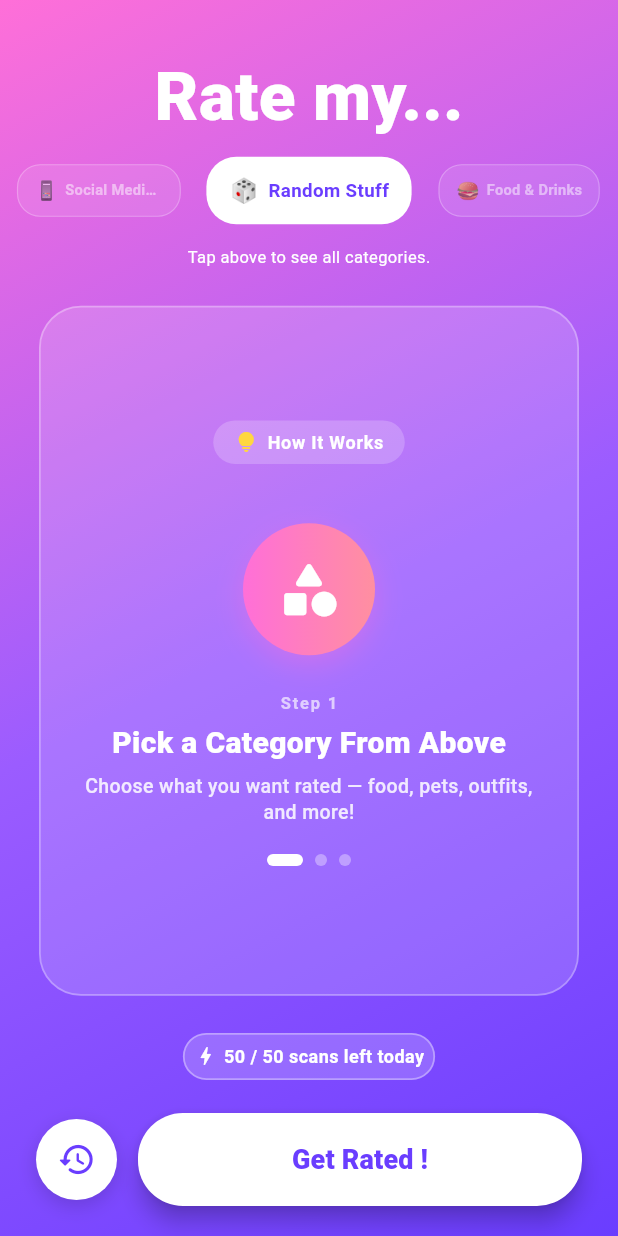
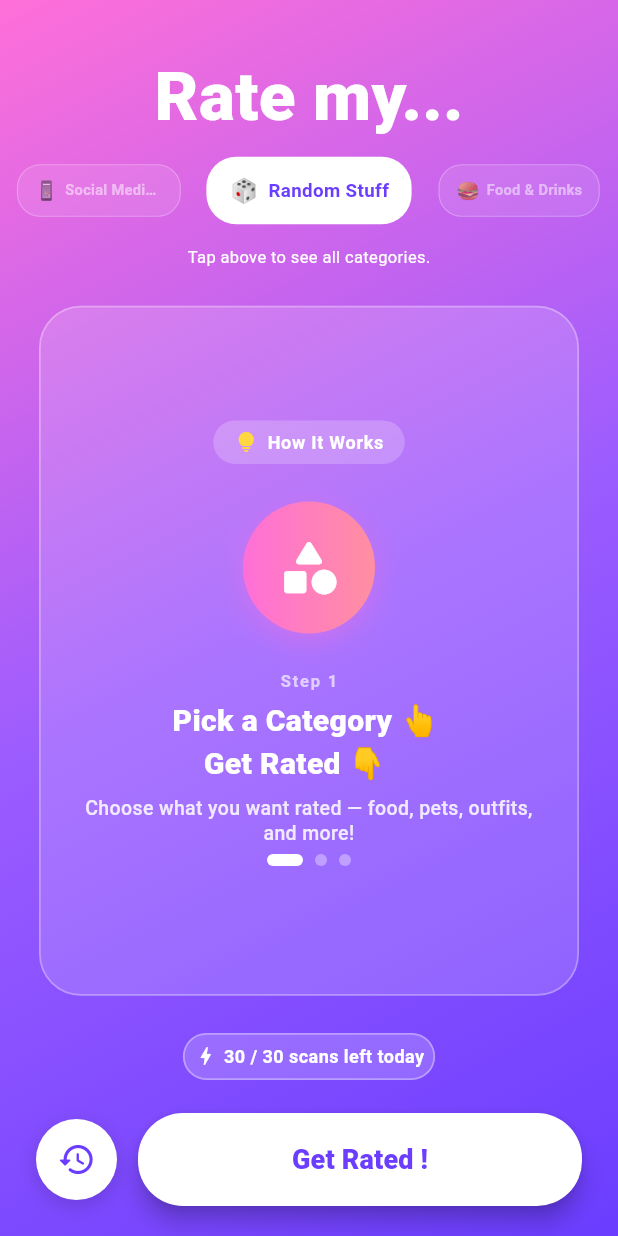
Before and after one commit to Gamvir-Khanal/Rate_My_Stuff, a Flutter app: the first screen one second after launch, on a phone screen of 412 x 824 dp. Run offline on Flutter 3.47's test engine with Material 3 defaults, Android fonts, the phone set to English and light mode, and no system bars; our stand-ins replace camera, flutter_dotenv, flutter_secure_storage, google_generative_ai, image_picker, share_plus and 1 more; missing offline and left inert: cryptography, gal, screen_brightness; accounts and stored records are empty.

Commit message:
rate limit updation

```diff
--- a/lib/services/rate_limit_service.dart
+++ b/lib/services/rate_limit_service.dart
@@ -8,7 +8,7 @@ class RateLimitService {
   final _secureStorage = const FlutterSecureStorage();
 
   /// Maximum number of AI rating API calls allowed per calendar day.
-  static const int maxDailyScans = 50;
+  static const int maxDailyScans = 30;
 
   static const String _countKey = 'rate_limit_scan_count';
   static const String _dateKey = 'rate_limit_last_date';
--- a/lib/widgets/how_it_works_card.dart
+++ b/lib/widgets/how_it_works_card.dart
@@ -22,7 +22,7 @@ class _HowItWorksCardState extends State<HowItWorksCard>
   static const _steps = [
     _StepData(
       icon: Icons.category_rounded,
-      title: 'Pick a Category From Above',
+      title: 'Pick a Category 👆 \n    Get Rated 👇',
       subtitle: 'Choose what you want rated — food, pets, outfits, and more!',
       gradient: [Color(0xFFFF6FD8), Color(0xFFFF8FA0)],
     ),
```
Also changed, not shown: 1 other file.
